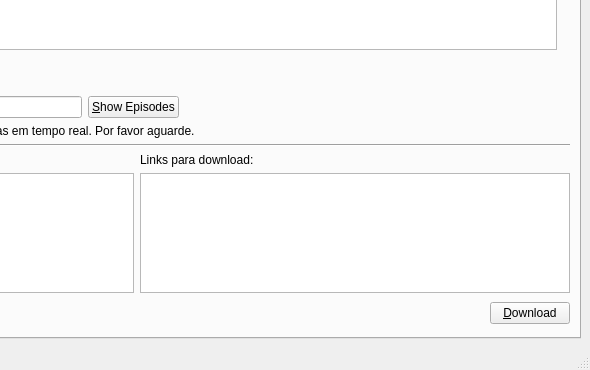
Qt form series-manager/views/main.ui (ROAND/Series-Manager) before a commit; both pictures show x 316 to 906 and y 284 to 654 of the 906 by 654 pixel window.
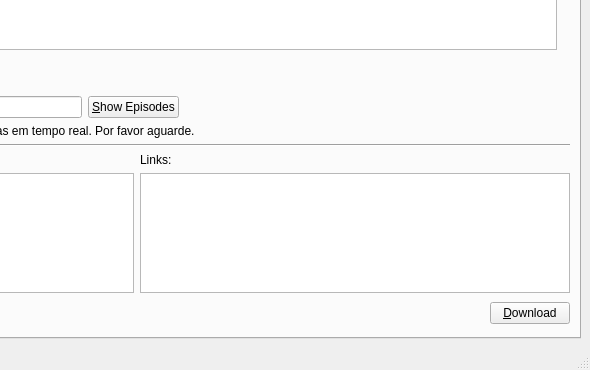
The same form after that commit. Icons and pictures are not drawn.

Patch:
```diff
--- a/series-manager/views/main.ui
+++ b/series-manager/views/main.ui
@@ -191,7 +191,7 @@
             <item>
              <widget class="QLabel" name="label_3">
               <property name="text">
-               <string>Links para download:</string>
+               <string>Links:</string>
               </property>
              </widget>
             </item>
```
